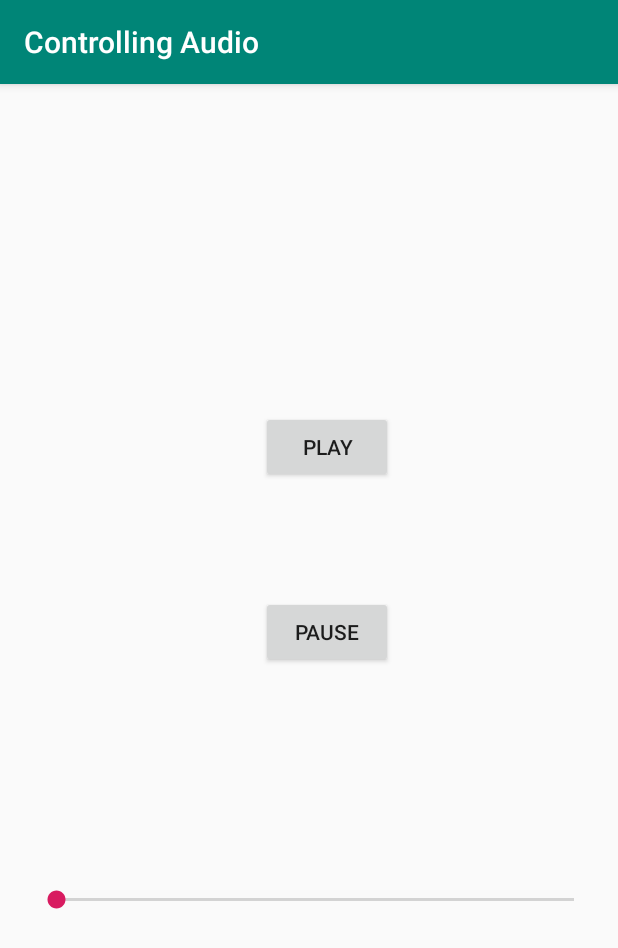
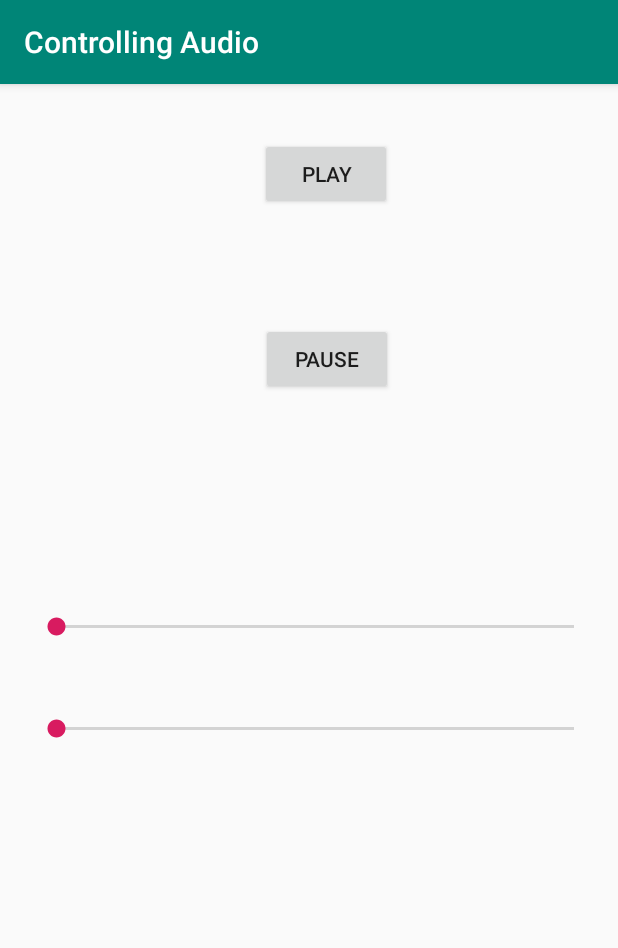
Before and after one commit to i-l-l-u-s-i-o-n/Android-Oreo-Development, an Android app: the screen it shows after launch (MainActivity), on a phone screen of 412 x 824 dp. Shown: the top 948 px of the screen. Run offline under Robolectric (Android 15) with nearby library versions, the light colour scheme and no system bars.

Commit message:
Added scrub seek bar

```diff
--- a/ControllingAudio/app/src/main/java/shivam/com/MainActivity.java
+++ b/ControllingAudio/app/src/main/java/shivam/com/MainActivity.java
@@ -6,6 +6,9 @@ import android.support.v7.app.AppCompatActivity;
 import android.os.Bundle;
 import android.view.View;
 import android.widget.SeekBar;
+
+import java.util.Timer;
+import java.util.TimerTask;
 
 public class MainActivity extends AppCompatActivity {
 
@@ -21,13 +24,13 @@ public class MainActivity extends AppCompatActivity {
         setContentView(R.layout.activity_main);
 
         // when the app opens, we create a media player.
-        mediaPlayer=MediaPlayer.create(this,R.raw.sample);
+        mediaPlayer=MediaPlayer.create(this,R.raw.audio);
 
 
         // when the app opens, we need to create the audioManager so as to control the audio!
         audioManager=(AudioManager)getSystemService(AUDIO_SERVICE);
 
-        SeekBar volumeControl=findViewById(R.id.seekBar);
+        SeekBar volumeControl=findViewById(R.id.volumeSeekBar);
 
         // Since the max volume changes from device to device.
         // So we have to first find the max volume of the particular device using AudioManager.
@@ -65,6 +68,39 @@ public class MainActivity extends AppCompatActivity {
             }
         });
 
+
+        // Now setting up the audio seek bar or Scrub seek bar.
+
+        final SeekBar scrubSeekBar=findViewById(R.id.scrubSeekBar);
+
+        scrubSeekBar.setMax(mediaPlayer.getDuration());
+
+        scrubSeekBar.setOnSeekBarChangeListener(new SeekBar.OnSeekBarChangeListener() {
+            @Override
+            public void onProgressChanged(SeekBar seekBar, int progress, boolean fromUser) {
+
+                mediaPlayer.seekTo(progress);
+            }
+
+            @Override
+            public void onStartTrackingTouch(SeekBar seekBar) {
+
+            }
+
+            @Override
+            public void onStopTrackingTouch(SeekBar seekBar) {
+
+            }
+        });
+
+        // Timer is used to regularly update the scrubSeekBar as the music plays.
+        new Timer().scheduleAtFixedRate(new TimerTask() {
+            @Override
+            public void run() {
+                scrubSeekBar.setProgress(mediaPlayer.getCurrentPosition());
+            }
+        },0,200);   // It updates the scrubSeekBar every Second.
+
     }
 
     public void play(View view){
--- a/ControllingAudio/app/src/main/res/layout/activity_main.xml
+++ b/ControllingAudio/app/src/main/res/layout/activity_main.xml
@@ -12,12 +12,13 @@
         android:layout_height="wrap_content"
         android:layout_marginStart="173dp"
         android:layout_marginLeft="173dp"
-        android:layout_marginTop="218dp"
+        android:layout_marginTop="36dp"
         android:layout_marginEnd="150dp"
         android:layout_marginRight="150dp"
         android:onClick="play"
         android:text="Play"
         app:layout_constraintEnd_toEndOf="parent"
+        app:layout_constraintHorizontal_bias="0.0"
         app:layout_constraintStart_toStartOf="parent"
         app:layout_constraintTop_toTopOf="parent" />
 
@@ -37,7 +38,7 @@
         app:layout_constraintTop_toBottomOf="@+id/button" />
 
     <SeekBar
-        android:id="@+id/seekBar"
+        android:id="@+id/volumeSeekBar"
         android:layout_width="377dp"
         android:layout_height="46dp"
         android:layout_marginStart="21dp"
@@ -48,4 +49,17 @@
         app:layout_constraintEnd_toEndOf="parent"
         app:layout_constraintStart_toStartOf="parent"
         app:layout_constraintTop_toBottomOf="@+id/button2" />
+
+    <SeekBar
+        android:id="@+id/scrubSeekBar"
+        android:layout_width="377dp"
+        android:layout_height="46dp"
+        android:layout_marginStart="21dp"
+        android:layout_marginLeft="21dp"
+        android:layout_marginTop="200dp"
+        android:layout_marginEnd="13dp"
+        android:layout_marginRight="13dp"
+        app:layout_constraintEnd_toEndOf="parent"
+        app:layout_constraintStart_toStartOf="parent"
+        app:layout_constraintTop_toBottomOf="@+id/button2" />
 </android.support.constraint.ConstraintLayout>
```
